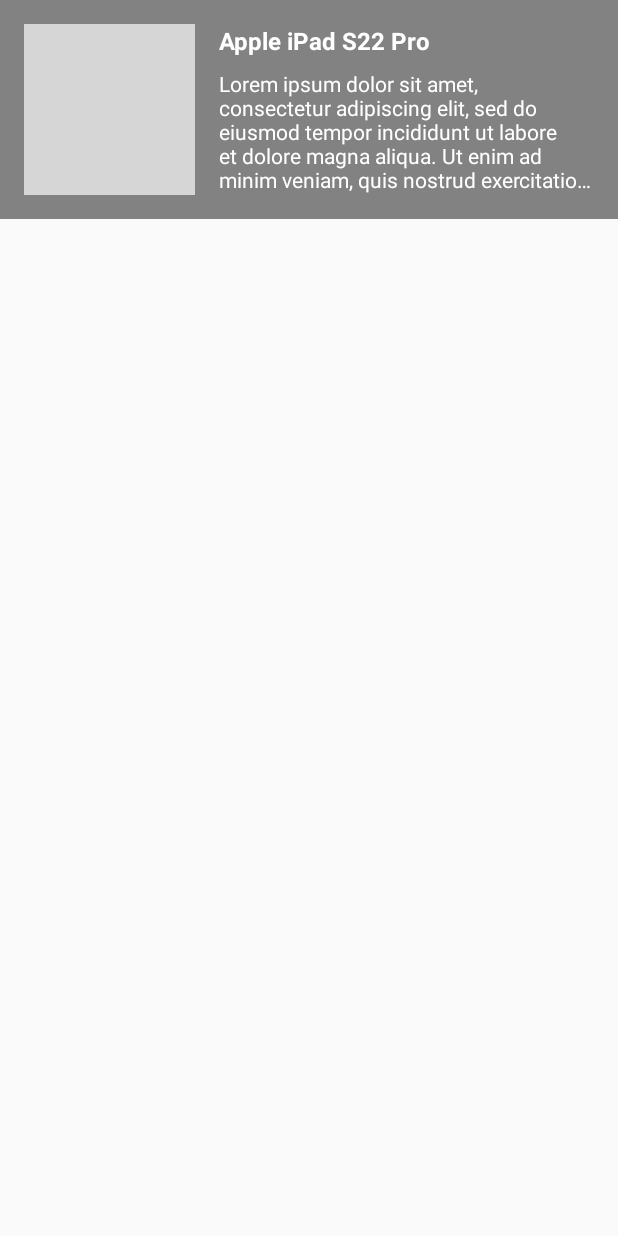
After one commit to Egorman7/GoodsViewer, an Android app: the layout item_main_list.xml on its own in the app's theme, with its tools: preview values and no code run, on a phone screen of 412 x 824 dp. The commit adds this screen. Run offline under Robolectric (Android 15) with nearby library versions, the phone set to English and light mode, and no system bars; grey boxes are pictures that could not be loaded.

Commit message:
Changes: - recycler item view added

```diff
--- a/app/build.gradle
+++ b/app/build.gradle
@@ -43,4 +43,5 @@ dependencies {
     testImplementation 'junit:junit:4.12'
     androidTestImplementation 'androidx.test.ext:junit:1.1.1'
     androidTestImplementation 'androidx.test.espresso:espresso-core:3.2.0'
+    implementation 'androidx.recyclerview:recyclerview:1.0.0'
 }
--- a/app/src/main/java/yehor/tkachuk/goodsviewer/view/MainActivity.kt
+++ b/app/src/main/java/yehor/tkachuk/goodsviewer/view/MainActivity.kt
@@ -13,9 +13,5 @@ class MainActivity : BaseActivity<MainViewModel>(MainViewModel::class) {
     override fun onCreate(savedInstanceState: Bundle?) {
         super.onCreate(savedInstanceState)
         setContentView(R.layout.activity_main)
-        button.setOnClickListener { viewModel.test() }
-        viewModel.click.observe(this, Observer {
-            text.append(it)
-        })
     }
 }
--- /dev/null
+++ b/app/src/main/res/layout/item_main_list.xml
@@ -0,0 +1,49 @@
+<?xml version="1.0" encoding="utf-8"?>
+<androidx.constraintlayout.widget.ConstraintLayout xmlns:android="http://schemas.android.com/apk/res/android"
+    xmlns:app="http://schemas.android.com/apk/res-auto"
+    xmlns:tools="http://schemas.android.com/tools"
+    android:layout_width="match_parent"
+    android:layout_height="wrap_content"
+    android:background="@color/colorBackgroundLight"
+    android:padding="@dimen/grid_16"
+    android:layout_marginBottom="@dimen/grid_8">
+
+    <ImageView
+        android:id="@+id/item_main_list_image"
+        android:layout_width="0dp"
+        android:layout_height="0dp"
+        app:layout_constraintDimensionRatio="1"
+        app:layout_constraintStart_toStartOf="parent"
+        app:layout_constraintTop_toTopOf="parent"
+        app:layout_constraintWidth_percent="0.3"
+        tools:src="@tools:sample/avatars" />
+
+    <TextView
+        android:id="@+id/item_main_list_title"
+        android:layout_width="0dp"
+        android:layout_height="wrap_content"
+        android:layout_marginStart="@dimen/grid_16"
+        android:ellipsize="end"
+        android:maxLines="1"
+        android:textColor="@android:color/white"
+        android:textSize="@dimen/text_16"
+        android:textStyle="bold"
+        app:layout_constraintEnd_toEndOf="parent"
+        app:layout_constraintStart_toEndOf="@id/item_main_list_image"
+        app:layout_constraintTop_toTopOf="parent"
+        tools:text="Apple iPad S22 Pro" />
+
+    <TextView
+        android:id="@+id/item_main_list_text"
+        android:layout_width="0dp"
+        android:layout_height="0dp"
+        android:layout_marginTop="@dimen/grid_8"
+        android:ellipsize="end"
+        android:maxLines="5"
+        android:textColor="@android:color/white"
+        app:layout_constraintBottom_toBottomOf="parent"
+        app:layout_constraintEnd_toEndOf="parent"
+        app:layout_constraintStart_toStartOf="@id/item_main_list_title"
+        app:layout_constraintTop_toBottomOf="@id/item_main_list_title"
+        tools:text="@string/lorem" />
+</androidx.constraintlayout.widget.ConstraintLayout>
--- a/app/src/main/res/values/colors.xml
+++ b/app/src/main/res/values/colors.xml
@@ -1,6 +1,8 @@
 <?xml version="1.0" encoding="utf-8"?>
 <resources>
-    <color name="colorPrimary">#008577</color>
-    <color name="colorPrimaryDark">#00574B</color>
+    <color name="colorPrimary">#000000</color>
+    <color name="colorPrimaryDark">#000000</color>
     <color name="colorAccent">#D81B60</color>
+    <color name="colorBackground">#3A3A3C</color>
+    <color name="colorBackgroundLight">#828282</color>
 </resources>
--- /dev/null
+++ b/app/src/main/res/values/dimens.xml
@@ -0,0 +1,6 @@
+<?xml version="1.0" encoding="utf-8"?>
+<resources>
+    <dimen name="grid_16">16dp</dimen>
+    <dimen name="text_16">16sp</dimen>
+    <dimen name="grid_8">8dp</dimen>
+</resources>
--- a/app/src/main/res/values/strings.xml
+++ b/app/src/main/res/values/strings.xml
@@ -1,3 +1,5 @@
 <resources>
     <string name="app_name">Goods Viewer</string>
+
+    <string name="lorem">Lorem ipsum dolor sit amet, consectetur adipiscing elit, sed do eiusmod tempor incididunt ut labore et dolore magna aliqua. Ut enim ad minim veniam, quis nostrud exercitation ullamco laboris nisi ut aliquip ex ea commodo consequat. Duis aute irure dolor in reprehenderit in voluptate velit esse cillum dolore eu fugiat nulla pariatur. Excepteur sint occaecat cupidatat non proident, sunt in culpa qui officia deserunt mollit anim id est laborum.</string>
 </resources>
```
Also changed, not shown: app/src/main/res/layout/activity_main.xml (+7 -19 lines).
